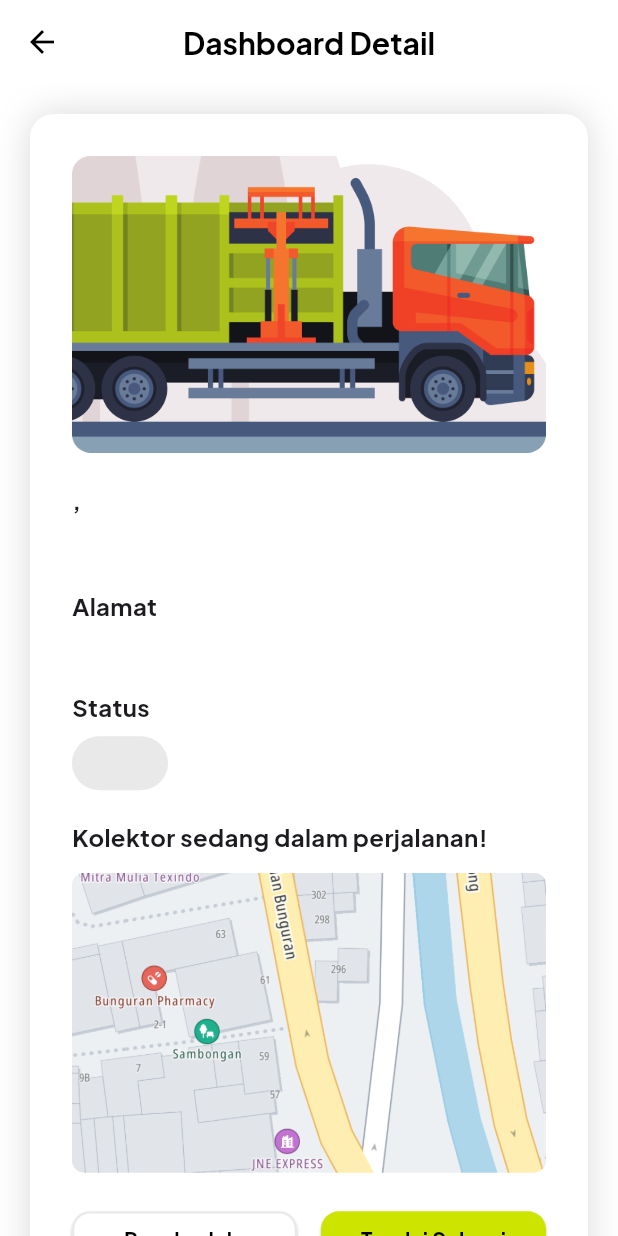
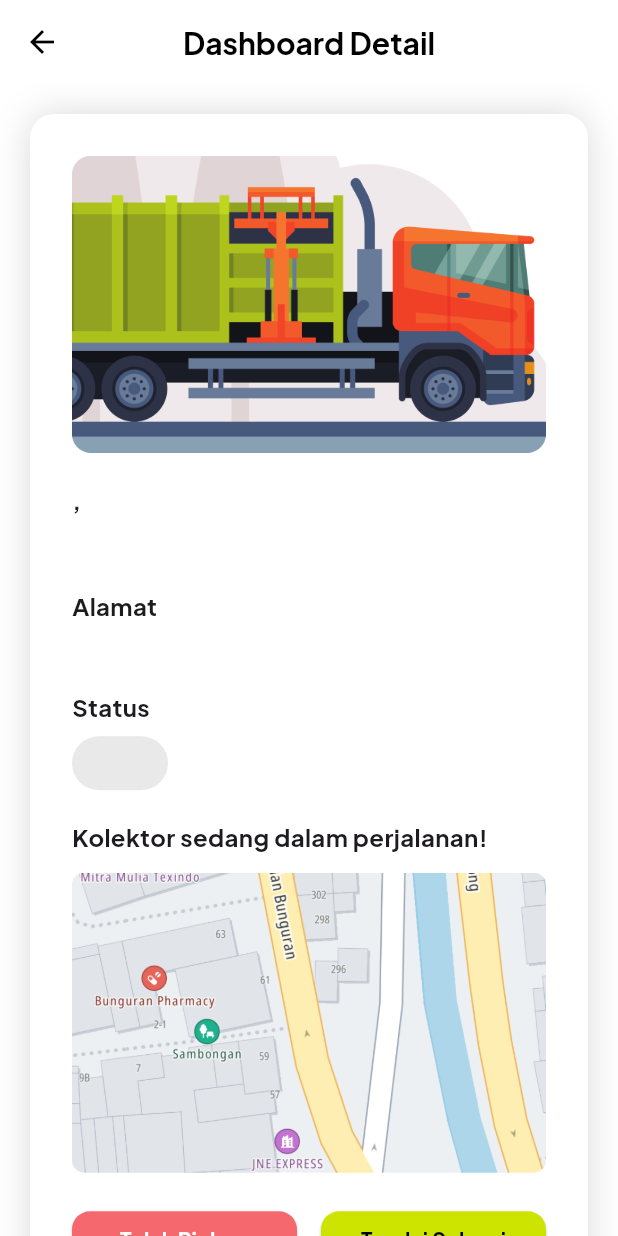
Before and after one commit to mhmdrazn/BuangBijak, a Flutter app: the DashboardDetail screen opened directly with empty values, on a phone screen of 412 x 824 dp. Run offline on Flutter 3.47's test engine with Material 3 defaults, Android fonts, the phone set to English and light mode, and no system bars; our stand-ins replace cloud_firestore, firebase_auth, firebase_core, logger; accounts and stored records are empty.

Commit message:
fix dashboard detail button

```diff
--- a/lib/screens/dashboard_detail.dart
+++ b/lib/screens/dashboard_detail.dart
@@ -18,6 +18,7 @@ class DashboardDetail extends StatelessWidget {
   final String date;
   final String wasteType;
   final String address;
+
 
   @override
   Widget build(BuildContext context) {
@@ -137,12 +138,10 @@ class DashboardDetail extends StatelessWidget {
                       children: [
                         Expanded(
                           child: Button(
-                            text: 'Reschedule',
-                            color: white,
-                            borderColor: grey3,
-                            textColor: black,
+                            text: 'Tolak Pickup',
+                            color: red,
+                            textColor: white,
                             onPressed: () {
-
                             },
                           ),
                         ),
@@ -159,17 +158,6 @@ class DashboardDetail extends StatelessWidget {
                         ),
                       ],
                     ),
-                    const SizedBox(height: 20.0),
-                    SizedBox(
-                      width: double.infinity,
-                      child: Button(
-                        text: 'Batalkan Pickup',
-                        color: red,
-                        textColor: white,
-                        onPressed: () {
-                        },
-                      ),
-                    ),
                   ],
                 ),
               ),
--- a/lib/screens/pickup_screens.dart
+++ b/lib/screens/pickup_screens.dart
@@ -104,6 +104,7 @@ class _PickupPageState extends State<PickupPage> {
         'user_id': userId,
         'isRevised': false,
         'status': 'pending',
+        'rejectedReason': '',
       });
 
       ScaffoldMessenger.of(context).showSnackBar(
```
